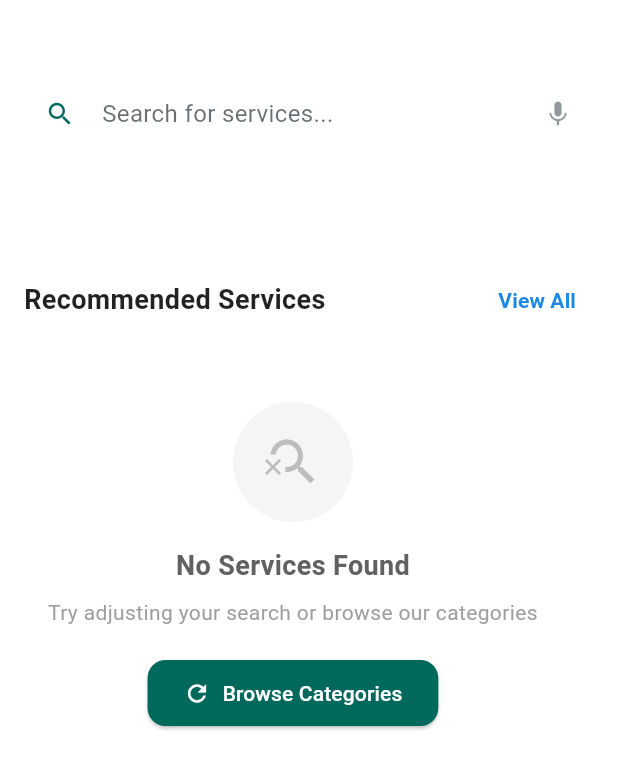
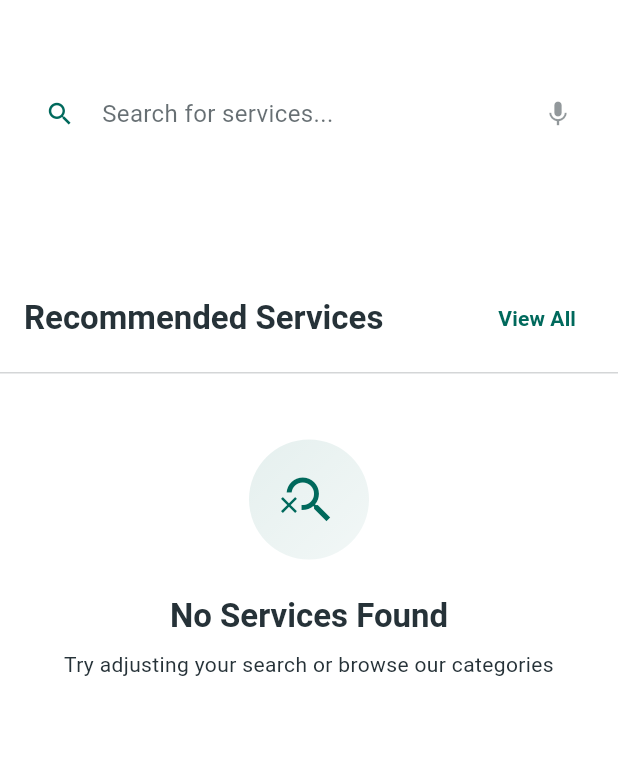
Before and after one commit to Hanzg20/JinBean-HOME, a Flutter app: the ServiceBookingPage screen opened directly, on a phone screen of 412 x 824 dp. Shown: the top 769 px of the screen. Run offline on Flutter 3.47's test engine with Material 3 defaults, Android fonts, the phone set to English and light mode, and no system bars; our stand-ins replace animated_toggle_switch, flutter_phoenix, geocoding, geolocator, get, get_storage and 3 more; missing offline and left inert: phoenix; accounts and stored records are empty.

Commit message:
feat: 继续Customer端UI优化 - 完成ServiceBookingPage优化：优化一级分类选择、二级分类网格、推荐服务部分，使用Customer主题颜色和组件 - 开始ServiceDetailPage优化：添加Customer主题组件import，优化基础结构和SliverAppBar - 使用CustomerSectionHeader、CustomerLoadingState、CustomerEmptyState等组件替换自定义UI

```diff
--- a/lib/features/service_booking/presentation/service_booking_page.dart
+++ b/lib/features/service_booking/presentation/service_booking_page.dart
@@ -170,6 +170,11 @@ class ServiceBookingPage extends GetView<ServiceBookingController> {
   }
 
   Widget _buildLevel1Categories() {
+    return Builder(
+      builder: (context) {
+        final theme = Theme.of(context);
+        final colorScheme = theme.colorScheme;
+
         return Container(
           height: 56, // 减少高度，参考Yelp
           margin: const EdgeInsets.symmetric(vertical: 4), // 减少垂直间距
@@ -213,10 +218,10 @@ class ServiceBookingPage extends GetView<ServiceBookingController> {
                         curve: Curves.easeInOut,
                         padding: const EdgeInsets.symmetric(horizontal: 16, vertical: 8), // 减少内边距
                         decoration: BoxDecoration(
-                      color: isSelected ? Colors.blue[600] : Colors.grey[100], // 简化设计
+                          color: isSelected ? colorScheme.primary : colorScheme.surfaceVariant,
                           borderRadius: BorderRadius.circular(20),
                           border: isSelected
-                        ? Border.all(color: Colors.blue[600] ?? Colors.blue, width: 1)
+                            ? Border.all(color: colorScheme.primary, width: 1)
                             : null,
                         ),
                         child: Row(
@@ -225,7 +230,7 @@ class ServiceBookingPage extends GetView<ServiceBookingController> {
                             Icon(
                               ServiceBookingController.iconFromString(category.extraData['icon']),
                               size: 18, // 减小图标
-                          color: isSelected ? Colors.white : Colors.grey[700],
+                              color: isSelected ? colorScheme.onPrimary : colorScheme.onSurfaceVariant,
                             ),
                             const SizedBox(width: 8), // 减少间距
                             Text(
@@ -233,7 +238,7 @@ class ServiceBookingPage extends GetView<ServiceBookingController> {
                               style: TextStyle(
                                 fontSize: 14, // 减小字体
                                 fontWeight: isSelected ? FontWeight.w600 : FontWeight.w500,
-                            color: isSelected ? Colors.white : Colors.grey[800],
+                                color: isSelected ? colorScheme.onPrimary : colorScheme.onSurface,
                               ),
                             ),
                           ],
@@ -246,9 +251,16 @@ class ServiceBookingPage extends GetView<ServiceBookingController> {
             );
           }),
         );
+      },
+    );
   }
 
   Widget _buildLevel2Categories() {
+    return Builder(
+      builder: (context) {
+        final theme = Theme.of(context);
+        final colorScheme = theme.colorScheme;
+
         return Obx(() {
           if (controller.selectedLevel1CategoryId.value == null) {
             return const SizedBox.shrink();
@@ -258,15 +270,15 @@ class ServiceBookingPage extends GetView<ServiceBookingController> {
             return Container(
               margin: const EdgeInsets.symmetric(horizontal: 16, vertical: 4),
               padding: const EdgeInsets.all(16), // 减少内边距
-          child: const Center(
+              child: Center(
                 child: Column(
                   children: [
-                CircularProgressIndicator(),
-                SizedBox(height: 4), // 减少间距
+                    CircularProgressIndicator(color: colorScheme.primary),
+                    const SizedBox(height: 4), // 减少间距
                     Text(
                       'Loading services...',
                       style: TextStyle(
-                    color: Colors.grey,
+                        color: colorScheme.onSurfaceVariant,
                         fontSize: 12,
                       ),
                     ),
@@ -281,16 +293,16 @@ class ServiceBookingPage extends GetView<ServiceBookingController> {
               margin: const EdgeInsets.symmetric(horizontal: 16, vertical: 4),
               padding: const EdgeInsets.all(12), // 减少内边距
               decoration: BoxDecoration(
-            color: Colors.white,
+                color: colorScheme.surface,
                 borderRadius: BorderRadius.circular(12),
-            border: Border.all(color: Colors.grey[100] ?? Colors.grey),
+                border: Border.all(color: colorScheme.outline.withOpacity(0.2)),
               ),
               child: Column(
                 children: [
                   Icon(
                     Icons.grid_view,
                     size: 24, // 减小图标
-                color: Colors.grey[400],
+                    color: colorScheme.onSurfaceVariant,
                   ),
                   const SizedBox(height: 4), // 减少间距
                   Text(
@@ -298,7 +310,7 @@ class ServiceBookingPage extends GetView<ServiceBookingController> {
                     style: TextStyle(
                       fontSize: 12,
                       fontWeight: FontWeight.w500,
-                  color: Colors.grey[600],
+                      color: colorScheme.onSurfaceVariant,
                     ),
                   ),
                 ],
@@ -317,10 +329,10 @@ class ServiceBookingPage extends GetView<ServiceBookingController> {
                   children: [
                     Text(
                       '${controller.level2Categories.length} Services',
-                  style: const TextStyle(
+                      style: theme.textTheme.titleMedium?.copyWith(
                         fontSize: 16,
                         fontWeight: FontWeight.w600,
-                    color: Colors.black87,
+                        color: colorScheme.onSurface,
                       ),
                     ),
                     TextButton(
@@ -333,7 +345,7 @@ class ServiceBookingPage extends GetView<ServiceBookingController> {
                       child: Text(
                         'View All',
                         style: TextStyle(
-                      color: Colors.blue[600],
+                          color: colorScheme.primary,
                           fontWeight: FontWeight.w500,
                           fontSize: 14,
                         ),
@@ -356,19 +368,22 @@ class ServiceBookingPage extends GetView<ServiceBookingController> {
                 itemCount: controller.level2Categories.length,
                 itemBuilder: (context, index) {
                   final category = controller.level2Categories[index];
-              return _buildLevel2CategoryCard(category);
+                  return _buildLevel2CategoryCard(category, colorScheme);
                 },
               ),
               const SizedBox(height: 12), // 减少底部间距
             ],
           );
         });
+      },
+    );
   }
 
-  Widget _buildLevel2CategoryCard(dynamic category) {
+  Widget _buildLevel2CategoryCard(dynamic category, ColorScheme colorScheme) {
     return Card(
       elevation: 0, // 移除阴影
       shape: RoundedRectangleBorder(borderRadius: BorderRadius.circular(8)),
+      color: colorScheme.surface,
       child: InkWell(
         onTap: () {
           // TODO: Navigate to service detail page
@@ -385,12 +400,12 @@ class ServiceBookingPage extends GetView<ServiceBookingController> {
                 width: 32, // 减小图标容器
                 height: 32,
                 decoration: BoxDecoration(
-                  color: Colors.blue[50], // 简化背景
+                  color: colorScheme.primary.withOpacity(0.1), // 简化背景
                   borderRadius: BorderRadius.circular(6),
                 ),
                 child: Icon(
                   Icons.category,
-                  color: Colors.blue[600],
+                  color: colorScheme.primary,
                   size: 18, // 减小图标
                 ),
               ),
@@ -399,10 +414,10 @@ class ServiceBookingPage extends GetView<ServiceBookingController> {
               Flexible(
                 child: Text(
                   category.displayName(),
-                  style: const TextStyle(
+                  style: TextStyle(
                     fontSize: 11, // 减小字体
                     fontWeight: FontWeight.w500,
-                    color: Colors.black87,
+                    color: colorScheme.onSurface,
                     height: 1.1,
                   ),
                   textAlign: TextAlign.center,
@@ -418,44 +433,31 @@ class ServiceBookingPage extends GetView<ServiceBookingController> {
   }
 
   Widget _buildRecommendedServices() {
+    return Builder(
+      builder: (context) {
+        final theme = Theme.of(context);
+        final colorScheme = theme.colorScheme;
+
         return Column(
           crossAxisAlignment: CrossAxisAlignment.start,
           children: [
-        Padding(
-          padding: const EdgeInsets.symmetric(horizontal: 16),
-          child: Row(
-            mainAxisAlignment: MainAxisAlignment.spaceBetween,
-            children: [
-              const Text(
-                'Recommended Services',
-                style: TextStyle(
-                  fontSize: 18,
-                  fontWeight: FontWeight.bold,
-                  color: Colors.black87,
-                ),
-              ),
-              TextButton(
+            CustomerSectionHeader(
+              title: 'Recommended Services',
+              action: TextButton(
                 onPressed: () {},
                 child: Text(
                   'View All',
                   style: TextStyle(
-                    color: Colors.blue[600],
+                    color: colorScheme.primary,
                     fontWeight: FontWeight.w600,
                   ),
                 ),
-              ),
-            ],
               ),
             ),
             const SizedBox(height: 12),
             Obx(() {
               if (controller.isLoadingSearch.value) {
-            return const Center(
-              child: Padding(
-                padding: EdgeInsets.all(32),
-                child: CircularProgressIndicator(),
-              ),
-            );
+                return const CustomerLoadingState(message: 'Loading services...');
               }
 
               if (controller.services.isNotEmpty) {
@@ -467,7 +469,7 @@ class ServiceBookingPage extends GetView<ServiceBookingController> {
                     itemCount: controller.services.length,
                     itemBuilder: (context, index) {
                       final service = controller.services[index];
-                  return _buildEnhancedServiceCard(service);
+                      return _buildEnhancedServiceCard(service, colorScheme);
                     },
                   ),
                 );
@@ -480,19 +482,27 @@ class ServiceBookingPage extends GetView<ServiceBookingController> {
                     itemCount: controller.recommendedServices.length,
                     itemBuilder: (context, index) {
                       final service = controller.recommendedServices[index];
-                  return _buildEnhancedRecommendedServiceCard(service);
+                      return _buildEnhancedRecommendedServiceCard(service, colorScheme);
                     },
                   ),
                 );
               } else {
-            return _buildEmptyServicesState();
+                return const CustomerEmptyState(
+                  icon: Icons.search_off,
+                  title: 'No Services Found',
+                  subtitle: 'Try adjusting your search or browse our categories',
+                  actionText: 'Browse Categories',
+                  onAction: null, // TODO: Implement action
+                );
               }
             }),
           ],
         );
+      },
+    );
   }
 
-  Widget _buildEnhancedServiceCard(ServiceItem service) {
+  Widget _buildEnhancedServiceCard(ServiceItem service, ColorScheme colorScheme) {
     return Container(
       width: 200,
       margin: const EdgeInsets.only(right: 12),
@@ -592,7 +602,7 @@ class ServiceBookingPage extends GetView<ServiceBookingController> {
                             style: TextStyle(
                               fontSize: 14,
                               fontWeight: FontWeight.bold,
-                              color: Colors.blue[600],
+                              color: colorScheme.primary,
                             ),
                           ),
                           Icon(
@@ -613,7 +623,7 @@ class ServiceBookingPage extends GetView<ServiceBookingController> {
     );
   }
 
-  Widget _buildEnhancedRecommendedServiceCard(RecommendedService service) {
+  Widget _buildEnhancedRecommendedServiceCard(RecommendedService service, ColorScheme colorScheme) {
     return Container(
       width: 200,
       margin: const EdgeInsets.only(right: 12),
@@ -737,7 +747,7 @@ class ServiceBookingPage extends GetView<ServiceBookingController> {
                             style: TextStyle(
                               fontSize: 14,
                               fontWeight: FontWeight.bold,
-                              color: Colors.blue[600],
+                              color: colorScheme.primary,
                             ),
                           ),
                           Icon(
@@ -754,58 +764,6 @@ class ServiceBookingPage extends GetView<ServiceBookingController> {
             ],
           ),
         ),
-      ),
-    );
-  }
-
-  Widget _buildEmptyServicesState() {
-    return Container(
-      padding: const EdgeInsets.all(32),
-      child: Column(
-        children: [
-          Container(
-            width: 80,
-            height: 80,
-            decoration: BoxDecoration(
-              color: Colors.grey[100],
-              borderRadius: BorderRadius.circular(40),
-            ),
-            child: Icon(
-              Icons.search_off,
-              size: 40,
-              color: Colors.grey[400],
-            ),
-          ),
-          const SizedBox(height: 16),
-          Text(
-            'No Services Found',
-            style: TextStyle(
-              fontSize: 18,
-              fontWeight: FontWeight.w600,
-              color: Colors.grey[700],
-            ),
-          ),
-          const SizedBox(height: 8),
-          Text(
-            'Try adjusting your search or browse our categories',
-            style: TextStyle(
-              fontSize: 14,
-              color: Colors.grey[500],
-            ),
-            textAlign: TextAlign.center,
-          ),
-          const SizedBox(height: 20),
-          ElevatedButton.icon(
-            onPressed: () {
-              controller.clearSearch();
-            },
-            icon: const Icon(Icons.refresh),
-            label: const Text('Browse Categories'),
-            style: ElevatedButton.styleFrom(
-              padding: const EdgeInsets.symmetric(horizontal: 24, vertical: 12),
-            ),
-          ),
-        ],
       ),
     );
   }
```
Lines whose indentation alone changed are shown as unchanged.
